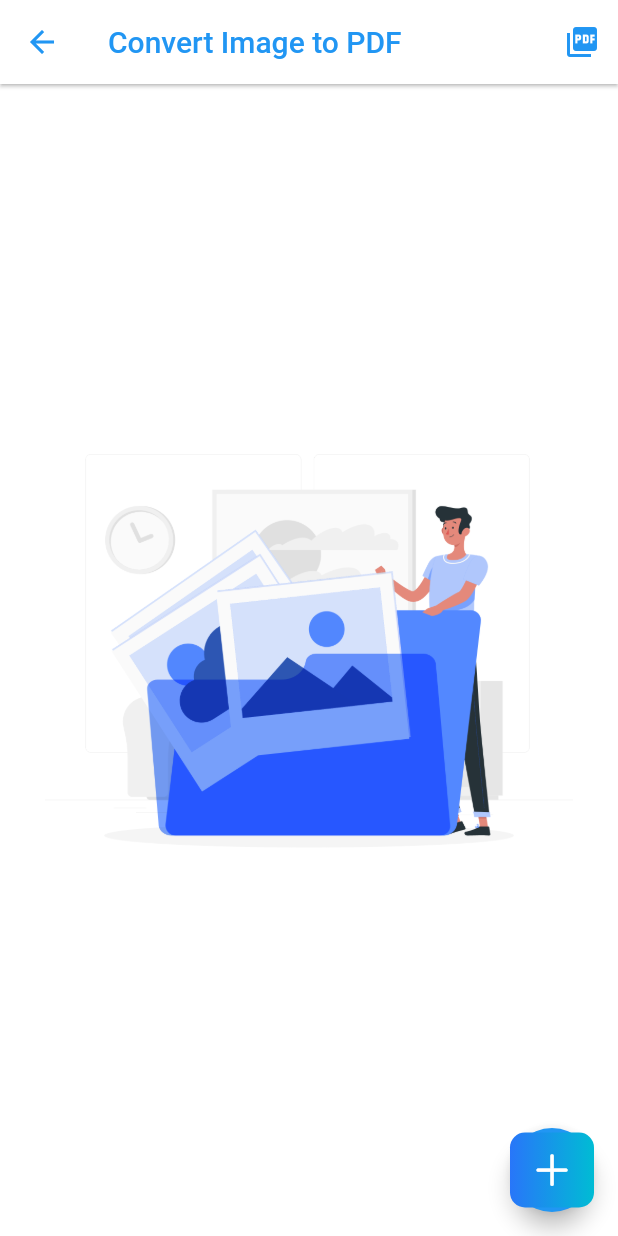
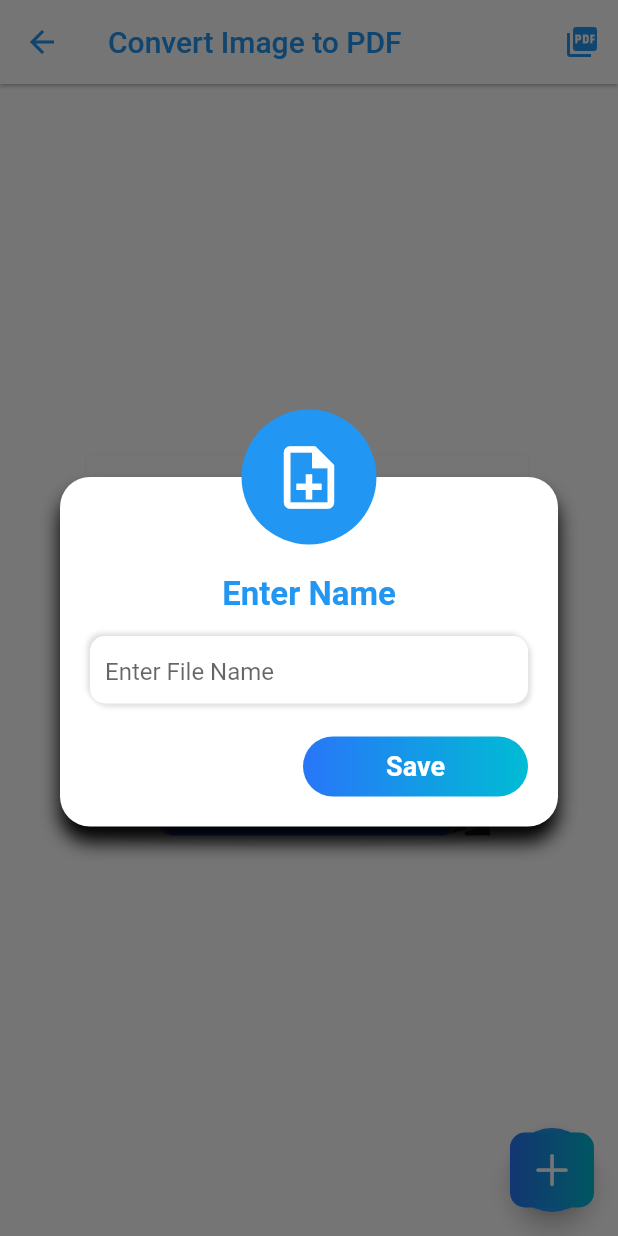
Before and after one commit to Mirzaazmath/flutter_img_to_pdf_converter, a Flutter app: the ConvertImageToPDFScreen screen opened directly, after a tap on the "picture as pdf" icon, on a phone screen of 412 x 824 dp. Run offline on Flutter 3.47's test engine with Material 2 defaults, Android fonts, the phone set to English and light mode, and no system bars; our stand-ins replace fluttertoast, image_picker.

Commit message:
able to get data back

```diff
--- a/lib/components/name_dailog.dart
+++ b/lib/components/name_dailog.dart
@@ -5,17 +5,27 @@ import 'package:flutter/cupertino.dart';
 
 
 // CUSTOM DAILOG CLASS
-class CustomDialogBox extends StatefulWidget {
+class CustomNameDialogBox extends StatefulWidget {
 
 
 
-  const CustomDialogBox();
+  const CustomNameDialogBox();
 
   @override
   _CustomDialogBoxState createState() => _CustomDialogBoxState();
 }
 
-class _CustomDialogBoxState extends State<CustomDialogBox> {
+class _CustomDialogBoxState extends State<CustomNameDialogBox> {
+  TextEditingController _nameController=TextEditingController();
+
+
+
+  @override
+  void dispose() {
+    // TODO: implement dispose
+    super.dispose();
+    _nameController.dispose();
+  }
   @override
   Widget build(BuildContext context) {
     return Dialog(
@@ -50,25 +60,61 @@ class _CustomDialogBoxState extends State<CustomDialogBox> {
           child: Column(
             mainAxisSize: MainAxisSize.min,
             children: <Widget>[
-              Text("hello",style:  TextStyle(fontSize: 22,fontWeight: FontWeight.w600,color:Colors.green,),),
+             const  Text("Enter Name",style:  TextStyle(fontSize: 22,fontWeight: FontWeight.w600,color:Colors.blue,),),
               const   SizedBox(height: 15,),
-              Text("dcsdc",style:  TextStyle(fontSize: 14,color:Colors.green,),textAlign: TextAlign.center,),
+          Container(
+            height: 45,
+            padding: const EdgeInsets.symmetric(horizontal: 10),
+            width: double.infinity,
+
+            decoration: BoxDecoration(
+                borderRadius: BorderRadius.circular(10),
+                color: Colors.white,
+                boxShadow: [
+                  BoxShadow(
+                      color: Colors.grey.shade300,
+                      offset:const  Offset(2,2),
+                      blurRadius: 2),
+                  BoxShadow(
+                      color: Colors.grey.shade300,
+                      offset: const Offset(-2,-2),
+                      blurRadius: 2)]
+            ),
+
+
+            child: TextFormField(
+
+              controller: _nameController,
+              maxLines: 1,
+              decoration:const  InputDecoration(
+                  hintText: "Enter File Name",
+                  border: InputBorder.none
+              ),
+            ),
+          ),
               const SizedBox(height: 22,),
               Align(
                 alignment: Alignment.bottomRight,
                 child:GestureDetector(
                   onTap: (){
-                    Navigator.of(context).pop();
+                    //Navigator.of(context).pop();
+                    Navigator.pop(context, _nameController.text);
                   },
                   child: Container(
                       height: 40,
                       width: 150,
                       decoration: BoxDecoration(
                           borderRadius: BorderRadius.circular(20),
-                          color: Colors.deepPurpleAccent
+                          gradient:const  LinearGradient(
+                              colors:[
+                                Color(0xff2876F9),
+                                Colors.cyan,
+
+                              ]
+                          )
                       ),
                       alignment: Alignment.center,
-                      child: Text("efvef",style:const  TextStyle(fontSize: 18,fontWeight: FontWeight.bold),)),
+                      child:const Text("Save",style:  TextStyle(fontSize: 18,fontWeight: FontWeight.bold,color: Colors.white),)),
                 ),
 
               )
@@ -82,8 +128,8 @@ class _CustomDialogBoxState extends State<CustomDialogBox> {
             backgroundColor: Colors.transparent,
             radius: Constants.avatarRadius,
             child: CircleAvatar(
-              backgroundColor:Colors.green,
-              radius: 50,child: Icon( Icons.check_circle_outline_outlined,size: 60,color: Colors.white,),
+              backgroundColor:Colors.blue,
+              radius: 50,child: Icon( Icons.note_add_outlined,size: 50,color: Colors.white,),
             ),
 
           ),
--- a/lib/screens/covertImageToPdf_screen.dart
+++ b/lib/screens/covertImageToPdf_screen.dart
@@ -7,6 +7,7 @@ import 'package:fluttertoast/fluttertoast.dart';
 import 'package:image_picker/image_picker.dart';
 import 'package:path_provider/path_provider.dart';
 import 'package:pdf/widgets.dart' as pw;
+import '../components/name_dailog.dart';
 import 'image_preview_screeen.dart';
 
 class ConvertImageToPDFScreen extends StatefulWidget {
@@ -32,10 +33,22 @@ class _ConvertImageToPDFScreenState extends State<ConvertImageToPDFScreen> {
         elevation: 1,
         actions: [
           IconButton(
-              onPressed: () {
-                createPDF();
-                savePDF();
+              onPressed: () async{
+
+
+             final name = await  showDialog(context: context,
+                    barrierDismissible: false,
+                    builder: (BuildContext context){
+                      return CustomNameDialogBox();
+                    }
+                );
+
+             print(name);
+               // CustomNameDialogBox
+                // createPDF();
+                // savePDF();
               },
+
               icon: const Icon(Icons.picture_as_pdf))
         ],
       ),
```
